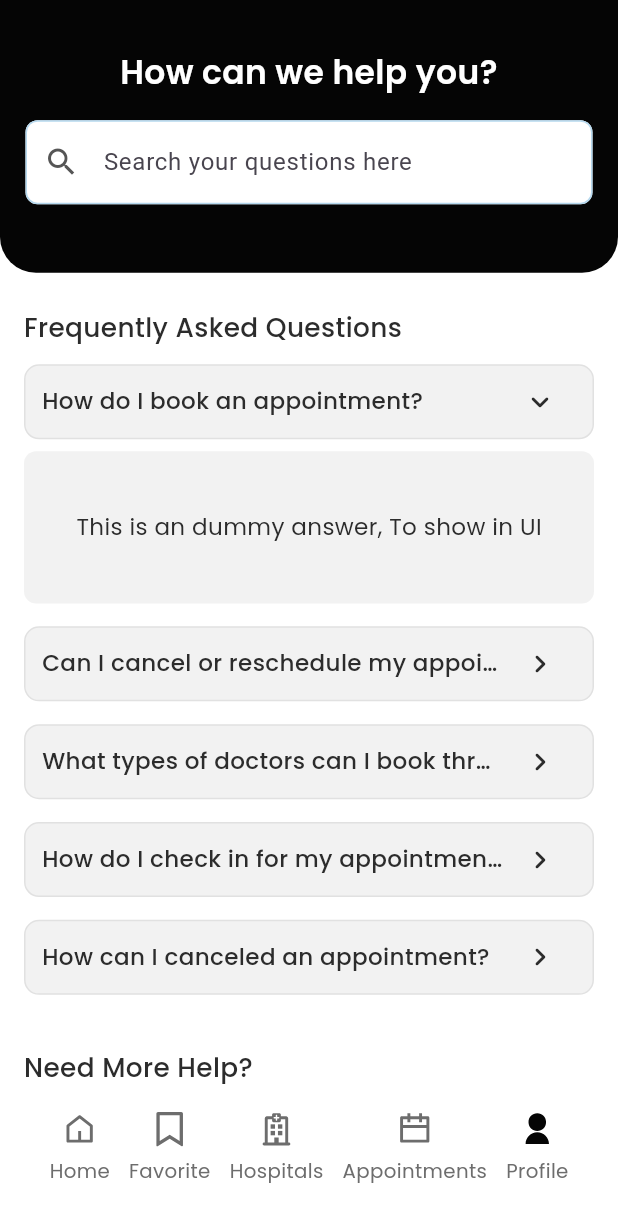
After one commit to bdCalling-Sdt-hub/doctor_booking_app, a Flutter app: the HelpCenterScreen screen opened by its route, scrolled down 84 dp, after a tap on the "keyboard arrow right" icon, on a phone screen of 412 x 824 dp. The commit adds this screen. Shown: the top 1222 px of the screen. Run offline on Flutter 3.47's test engine with Material 3 defaults, Android fonts, the phone set to English and light mode, and no system bars; our stand-ins replace cached_network_image, flutter_screenutil, flutter_svg, fluttertoast, get, google_fonts and 3 more; accounts and stored records are empty; network calls fail.

Commit message:
almost done

```diff
--- /dev/null
+++ b/lib/controller/profile_controller/profile_controller.dart
@@ -0,0 +1,40 @@
+import 'dart:io';
+
+import 'package:get/get.dart';
+import 'package:image_picker/image_picker.dart';
+import 'package:url_launcher/url_launcher.dart';
+
+class ProfileController extends GetxController{
+
+  ///============================Image picker method================
+  RxString image = "".obs;
+
+  Rx<File> imageFile = File("").obs;
+  selectImage() async {
+    final ImagePicker picker = ImagePicker();
+    final XFile? getImages =
+    await picker.pickImage(source: ImageSource.gallery, imageQuality: 15);
+    if (getImages != null) {
+      imageFile.value = File(getImages.path);
+      image.value = getImages.path;
+    }
+  }
+
+
+  final List<Map<String, String>> faqList = [
+    {"que": "How do I book an appointment?", "ans": "This is an dummy answer, To show in UI"},
+    {"que": "Can I cancel or reschedule my appointment?", "ans": "This is an dummy answer, To show in UI"},
+    {"que": "What types of doctors can I book through the app?", "ans": "This is an dummy answer, To show in UI"},
+    {"que": "How do I check in for my appointment?", "ans": "This is an dummy answer, To show in UI"},
+    {"que": "How can I canceled an appointment? ", "ans": "This is an dummy answer, To show in UI"},
+  ];
+  ///===================Customer care method ==========
+  Future<void> launchPhone(String phoneNumber) async {
+    final Uri phoneUri = Uri(scheme: 'tel', path: phoneNumber);
+    if (await canLaunchUrl(phoneUri)) {
+      await launchUrl(phoneUri);
+    } else {
+      throw 'Could not launch $phoneNumber';
+    }
+  }
+}
--- a/lib/core/app_routes/app_routes.dart
+++ b/lib/core/app_routes/app_routes.dart
@@ -1,6 +1,6 @@
 
 import 'package:doctor_booking/view/screen/patient_screen/home_screen/home_screen.dart';
-import 'package:doctor_booking/view/screen/patient_screen/profile_screen/edit_profile_screen/edit_profile_screen.dart';
+import 'package:doctor_booking/view/screen/patient_screen/profile_screen/help_center_screen/help_center_screen.dart';
 import 'package:doctor_booking/view/screen/patient_screen/splash_screen/splash_screen.dart';
 import 'package:get/get.dart';
 
@@ -12,8 +12,7 @@ class AppRoutes {
   static const String homeScreen = "/HomeScreen";
 
   ///==============================Profile section================
-  static const String editProfileScreen = "/EditProfileScreen";
-  // static const String profileScreen = "/ProfileScreen";
+  static const String helpCenterScreen = "/HelpCenterScreen";
 
 
   static List<GetPage> routes = [
@@ -23,8 +22,7 @@ class AppRoutes {
      GetPage(name: homeScreen, page: () =>  HomeScreen()),
 
     ///==============================Profile section================
-    GetPage(name: editProfileScreen, page: () =>  EditProfileScreen()),
-    // GetPage(name: profileScreen, page: () =>  ProfileScreen()),
+    GetPage(name: helpCenterScreen, page: () =>  HelpCenterScreen()),
 
   ];
 }
--- a/lib/core/dependency/dependency_injection.dart
+++ b/lib/core/dependency/dependency_injection.dart
@@ -1,5 +1,5 @@
 
-import 'package:doctor_booking/view/screen/patient_screen/profile_screen/profile_controller/profile_controller.dart';
+import 'package:doctor_booking/controller/profile_controller/profile_controller.dart';
 import 'package:get/get.dart';
 
 
--- a/lib/view/screen/patient_screen/profile_screen/edit_profile_screen/edit_profile_screen.dart
+++ /dev/null
@@ -1,19 +0,0 @@
-
-
-import 'package:doctor_booking/view/screen/patient_screen/profile_screen/profile_controller/profile_controller.dart';
-import 'package:flutter/material.dart';
-import 'package:get/get.dart';
-
-class EditProfileScreen extends StatelessWidget {
-  EditProfileScreen({super.key});
-
-  final ProfileController profileController = Get.find<ProfileController>();
-
-  @override
-  Widget build(BuildContext context) {
-    return Scaffold(
-
-
-    );
-  }
-}
--- /dev/null
+++ b/lib/view/screen/patient_screen/profile_screen/help_center_screen/help_center_screen.dart
@@ -0,0 +1,81 @@
+import 'package:doctor_booking/controller/profile_controller/profile_controller.dart';
+import 'package:doctor_booking/utils/app_colors/app_colors.dart';
+import 'package:doctor_booking/utils/app_strings/app_strings.dart';
+import 'package:doctor_booking/view/widgets/custom_help_appbar/custom_help_appbar.dart';
+import 'package:doctor_booking/view/widgets/custom_help_card/custom_help_card.dart';
+import 'package:doctor_booking/view/widgets/custom_help_question/custom_help_question.dart';
+import 'package:doctor_booking/view/widgets/custom_text/custom_text.dart';
+import 'package:doctor_booking/view/widgets/patient_nav_bar/patient_nav_bar.dart';
+import 'package:flutter/material.dart';
+import 'package:flutter_screenutil/flutter_screenutil.dart';
+import 'package:get/get.dart';
+
+
+class HelpCenterScreen extends StatelessWidget {
+  HelpCenterScreen({super.key});
+
+  final ProfileController profileController = Get.find<ProfileController>();
+  final scaffoldKey = GlobalKey<ScaffoldState>();
+
+  @override
+  Widget build(BuildContext context) {
+    return Scaffold(
+      backgroundColor: Colors.white,
+      bottomNavigationBar: const PatientNavBart(currentIndex: 4),
+
+      body: SingleChildScrollView(
+        child: Column(
+          crossAxisAlignment: CrossAxisAlignment.start,
+          children: [
+            ///=======================Help Center Appbar=================
+            CustomHelpAppBar(scaffoldKey: scaffoldKey),
+            Padding(
+              padding: const EdgeInsets.symmetric(horizontal: 16, vertical: 24),
+              child: Column(
+                crossAxisAlignment: CrossAxisAlignment.start,
+                children: [
+                  ///======================FrequentyAsk ============================
+                  CustomText(
+                    text: AppStrings.frequentlyAskedQuestions.tr,
+                    fontWeight: FontWeight.w500,
+                    fontSize: 16,
+                    color: AppColors.black,
+                    bottom: 12,
+                  ),
+
+                  ///======================Question Here=======================
+                  // ...profileController.faqs.map((faqs) => CustomFAQCard(
+                  //       question: faqs,
+                  //       onTap: () {
+                  //         // Handle FAQ tap
+                  //       },
+                  //     )),
+                  CustomHelpQuestion(faqList: profileController.faqList),
+                  SizedBox(height: 20.h),
+
+                  ///=========================Need More Help=================
+                  CustomText(
+                    text: AppStrings.needMoreHelp.tr,
+                    fontWeight: FontWeight.w500,
+                    fontSize: 16,
+                    color: AppColors.black,
+                  ),
+                  SizedBox(height: 10.h),
+
+                  ///======================Calling====================
+                  CustomHelpCard(
+                    contactText: 'Call Us (+1-212-456-7890)',
+                    subText: 'Our help line service is active: 24/7',
+                    onTap: () {
+                      profileController.launchPhone('01731090564');
+                    },
+                  ),
+                ],
+              ),
+            )
+          ],
+        ),
+      ),
+    );
+  }
+}
--- a/lib/view/screen/patient_screen/profile_screen/profile_controller/profile_controller.dart
+++ /dev/null
@@ -1,25 +0,0 @@
-import 'dart:io';
-
-import 'package:get/get.dart';
-import 'package:image_picker/image_picker.dart';
-
-class ProfileController extends GetxController{
-
-  ///============================Image picker method================
-  RxString image = "".obs;
-
-  Rx<File> imageFile = File("").obs;
-  selectImage() async {
-    final ImagePicker picker = ImagePicker();
-    final XFile? getImages =
-    await picker.pickImage(source: ImageSource.gallery, imageQuality: 15);
-    if (getImages != null) {
-      imageFile.value = File(getImages.path);
-      image.value = getImages.path;
-    }
-  }
-
-
-
-
-}
--- a/lib/view/screen/patient_screen/profile_screen/profile_screen.dart
+++ b/lib/view/screen/patient_screen/profile_screen/profile_screen.dart
@@ -1,3 +1,4 @@
+import 'package:doctor_booking/core/app_routes/app_routes.dart';
 import 'package:doctor_booking/utils/app_colors/app_colors.dart';
 import 'package:doctor_booking/utils/app_icons/app_icons.dart';
 import 'package:doctor_booking/utils/app_strings/app_strings.dart';
@@ -5,6 +6,7 @@ import 'package:doctor_booking/view/widgets/custom_app_bar/custom_app_bar.dart';
 import 'package:doctor_booking/view/widgets/custom_profile_card/custom_profile_card.dart';
 import 'package:doctor_booking/view/widgets/patient_nav_bar/patient_nav_bar.dart';
 import 'package:flutter/material.dart';
+import 'package:get/get.dart';
 
 
 class ProfileScreen extends StatelessWidget {
@@ -46,7 +48,9 @@ class ProfileScreen extends StatelessWidget {
             CustomProfileCard(
                 text: AppStrings.helpCenter,
                 leadingIcon: AppIcons.help,
-                onTap: (){},
+                onTap: (){
+                  Get.toNamed(AppRoutes.helpCenterScreen);
+                },
                 isCevron: true),
             ///=======================Log Out==============
 
--- /dev/null
+++ b/lib/view/widgets/custom_expanded_section/custom_expanded_section.dart
@@ -0,0 +1,63 @@
+import 'package:flutter/material.dart';
+
+class CustomExpandedSection extends StatefulWidget {
+  final Widget child;
+  final bool expand;
+  final int duration;
+  const CustomExpandedSection(
+      {super.key,
+        this.expand = false,
+        required this.child,
+        this.duration = 500});
+
+  @override
+  State<CustomExpandedSection> createState() => _CustomExpandedSectionState();
+}
+
+class _CustomExpandedSectionState extends State<CustomExpandedSection>
+    with SingleTickerProviderStateMixin {
+  late AnimationController expandController;
+  late Animation<double> animation;
+
+  @override
+  void initState() {
+    super.initState();
+    prepareAnimations();
+    _runExpandCheck();
+  }
+
+  void prepareAnimations() {
+    expandController = AnimationController(
+        vsync: this, duration: Duration(milliseconds: widget.duration));
+    animation = CurvedAnimation(
+      parent: expandController,
+      curve: Curves.fastOutSlowIn,
+    );
+  }
+
+  void _runExpandCheck() {
+    if (widget.expand) {
+      expandController.forward();
+    } else {
+      expandController.reverse();
+    }
+  }
+
+  @override
+  void didUpdateWidget(CustomExpandedSection oldWidget) {
+    super.didUpdateWidget(oldWidget);
+    _runExpandCheck();
+  }
+
+  @override
+  void dispose() {
+    expandController.dispose();
+    super.dispose();
+  }
+
+  @override
+  Widget build(BuildContext context) {
+    return SizeTransition(
+        axisAlignment: 1.0, sizeFactor: animation, child: widget.child);
+  }
+}
--- /dev/null
+++ b/lib/view/widgets/custom_help_appbar/custom_help_appbar.dart
@@ -0,0 +1,88 @@
+import 'package:doctor_booking/utils/app_colors/app_colors.dart';
+import 'package:doctor_booking/utils/app_icons/app_icons.dart';
+import 'package:doctor_booking/utils/app_strings/app_strings.dart';
+import 'package:doctor_booking/view/widgets/custom_image/custom_image.dart';
+import 'package:doctor_booking/view/widgets/custom_text/custom_text.dart';
+import 'package:doctor_booking/view/widgets/custom_text_field/custom_text_field.dart';
+import 'package:flutter/material.dart';
+import 'package:flutter_screenutil/flutter_screenutil.dart';
+
+class CustomHelpAppBar extends StatelessWidget {
+  const CustomHelpAppBar({
+    super.key,
+    required this.scaffoldKey,
+  });
+
+  final GlobalKey<ScaffoldState> scaffoldKey;
+
+  @override
+  Widget build(BuildContext context) {
+    return Container(
+      height: 262.h,
+      width: MediaQuery.of(context).size.width,
+      decoration: const BoxDecoration(
+          color: AppColors.blackNormal,
+
+          borderRadius: BorderRadius.only(
+              bottomLeft: Radius.circular(24),
+              bottomRight: Radius.circular(24))),
+      padding: const EdgeInsets.symmetric(horizontal: 17, vertical: 8),
+      child: Column(
+        children: [
+          ///====================================Top Section================================
+          SizedBox(
+            height: 30.h,
+          ),
+          Row(
+            children: [
+              IconButton(
+                icon: const CustomImage(
+                  imageSrc: AppIcons.arrowLeft,
+                  imageColor: Colors.white,
+                ),
+                onPressed: () {
+                  Navigator.of(context).pop();
+                },
+              ),
+              const CustomText(
+                text: AppStrings.helpCenter,
+                fontWeight: FontWeight.w600,
+                fontSize: 16,
+                color: Colors.white,
+              ),
+            ],
+          ),
+          SizedBox(
+            height: 30.h,
+          ),
+
+          ///======================How Can We Help YOu ============================
+          const CustomText(
+            text: AppStrings.howCanWeHelpYou,
+            fontWeight: FontWeight.w600,
+            fontSize: 20,
+            color: AppColors.white,
+          ),
+          SizedBox(
+            height: 16.h,
+          ),
+
+          ///====================================Search Section================================
+
+          CustomTextField(
+            fillColor: AppColors.white,
+            onTap: () {
+              // Get.toNamed(AppRoutes.searchScreen);
+            },
+            hintText: AppStrings.searchYourQuestionHere,
+            isPrefixIcon: true,
+            prefixIcon: const Icon(
+              Icons.search,
+              color: AppColors.whiteDarker,
+            ),
+          ),
+        ],
+      ),
+    );
+  }
+}
--- /dev/null
+++ b/lib/view/widgets/custom_help_card/custom_help_card.dart
@@ -0,0 +1,26 @@
+import 'package:doctor_booking/utils/app_colors/app_colors.dart';
+import 'package:doctor_booking/utils/app_icons/app_icons.dart';
+import 'package:doctor_booking/view/widgets/custom_image/custom_image.dart';
+import 'package:flutter/material.dart';
+import 'package:flutter_screenutil/flutter_screenutil.dart';
+
+class CustomHelpCard extends StatelessWidget {
+  final String contactText;
+  final String subText;
+  final VoidCallback onTap;
+
+  const CustomHelpCard({required this.contactText, required this.subText, required this.onTap, super.key});
+
+  @override
+  Widget build(BuildContext context) {
+    return Card(
+      color: AppColors.whiteNormal,
+      child: ListTile(
+        leading:const CustomImage(imageSrc: AppIcons.customerSupport),
+        title: Text(contactText, style: TextStyle(fontSize: 14.sp)),
+        subtitle: Text(subText, style: TextStyle(fontSize: 12.sp)),
+        onTap: onTap,
+      ),
+    );
+  }
+}
--- /dev/null
+++ b/lib/view/widgets/custom_help_question/custom_help_question.dart
@@ -0,0 +1,103 @@
+import 'package:doctor_booking/utils/app_colors/app_colors.dart';
+import 'package:doctor_booking/view/widgets/custom_expanded_section/custom_expanded_section.dart';
+import 'package:doctor_booking/view/widgets/custom_text/custom_text.dart';
+import 'package:flutter/material.dart';
+import 'package:flutter_screenutil/flutter_screenutil.dart';
+import 'package:get/get.dart';
+
+class CustomHelpQuestion extends StatelessWidget {
+  CustomHelpQuestion({super.key, required this.faqList});
+
+  final List<Map<String, String>> faqList;
+  final RxInt selectedFqw = 100000.obs;
+
+  @override
+  Widget build(BuildContext context) {
+    return Obx(() {
+      return Column(
+        children: List.generate(faqList.length, (index) {
+          return Padding(
+            padding: EdgeInsets.only(bottom: 15.h),
+            child: Column(
+              children: [
+                ///==================== Question Design =====================
+                GestureDetector(
+                  onTap: () {
+                    if (selectedFqw.value == index) {
+                      selectedFqw.value = 100000;
+                    } else {
+                      selectedFqw.value = index;
+                    }
+
+                    selectedFqw.refresh();
+                  },
+                  child: Container(
+                    padding: EdgeInsets.symmetric(horizontal: 10.w),
+                    decoration: BoxDecoration(
+                        borderRadius: BorderRadius.circular(10),
+                        color: AppColors.whiteNormal,
+                        border: Border.all(color: AppColors.grayLightHover)),
+                    child: Row(
+                      children: [
+                        Expanded(
+                            child: CustomText(
+                              textAlign: TextAlign.left,
+                              text: faqList[index]["que"]!,
+                              fontWeight: FontWeight.w500,
+                            )),
+                        IconButton(
+                            onPressed: () {
+                              if (selectedFqw.value == index) {
+                                selectedFqw.value = 100000;
+                              } else {
+                                selectedFqw.value = index;
+                              }
+
+                              selectedFqw.refresh();
+                            },
+                            icon: selectedFqw.value == index
+                                ? const Icon(
+                              Icons.keyboard_arrow_down_rounded,
+                              color: AppColors.black,
+                            )
+                                : const Icon(
+                              Icons.keyboard_arrow_right_rounded,
+                              color: AppColors.black,
+                            ))
+                      ],
+                    ),
+                  ),
+                ),
+
+                ///==================== Ans Design =====================
+
+                index == selectedFqw.value
+                    ? CustomExpandedSection(
+                    expand: index ==selectedFqw.value
+                        ? true
+                        : false,
+                    child: Container(
+                      margin: const EdgeInsets.only(top: 8),
+                      padding: EdgeInsets.all(8.r),
+                      alignment: Alignment.center,
+                      height: 100.h,
+                      width: double.infinity,
+                      decoration: BoxDecoration(
+                        color: AppColors.whiteNormal,
+                        borderRadius: BorderRadius.circular(8.r),
+                      ),
+                      child: CustomText(
+                        textAlign: TextAlign.left,
+                        text: faqList[index]["ans"]!,
+                        maxLines: 6,
+                      ),
+                    ))
+                    : const SizedBox()
+              ],
+            ),
+          );
+        }),
+      );
+    });
+  }
+}
--- a/lib/view/widgets/custom_text/custom_text.dart
+++ b/lib/view/widgets/custom_text/custom_text.dart
@@ -2,7 +2,6 @@ import 'package:doctor_booking/utils/app_colors/app_colors.dart';
 import 'package:flutter/material.dart';
 import 'package:flutter_screenutil/flutter_screenutil.dart';
 import 'package:google_fonts/google_fonts.dart';
-
 
 class CustomText extends StatelessWidget {
   const CustomText(
@@ -13,7 +12,7 @@ class CustomText extends StatelessWidget {
         this.right = 0,
         this.top = 0,
         this.bottom = 0,
-        this.fontSize = 0,
+        this.fontSize = 14,
         this.fontWeight = FontWeight.w400,
         this.color = AppColors.black,
         required this.text,
@@ -47,7 +46,7 @@ class CustomText extends StatelessWidget {
         maxLines: maxLines,
         overflow: overflow,
         style: GoogleFonts.poppins(
-          fontSize: fontSize,
+          fontSize: fontSize.w,
           fontWeight: fontWeight,
           color: color,
           decoration: decoration,
--- a/pubspec.yaml
+++ b/pubspec.yaml
@@ -45,6 +45,7 @@ dependencies:
   fluttertoast: ^8.2.6
   flutter_svg: ^2.0.10+1
   google_fonts: ^6.2.1
+  url_launcher: ^6.3.0
 
 dev_dependencies:
   flutter_test:
```
Also changed, not shown: lib/view/screen/patient_screen/profile_screen/account_info_screen/account_edit_screen/account_edit_screen.dart (added), lib/view/screen/patient_screen/profile_screen/account_info_screen/account_info_screen.dart (added), pubspec.lock.
